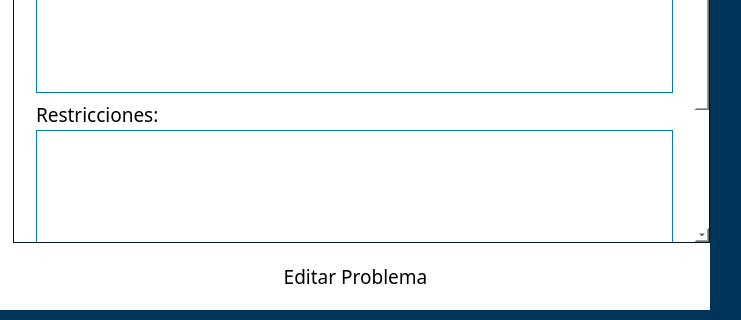
The window that Simplex_Method_GUI/Objetive.ui (Jafethivy/Simplex_Method_GUI) describes before a commit, drawn with Qt 5; both pictures show x 0 to 741 and y 171 to 491 of the 741 by 491 pixel window.
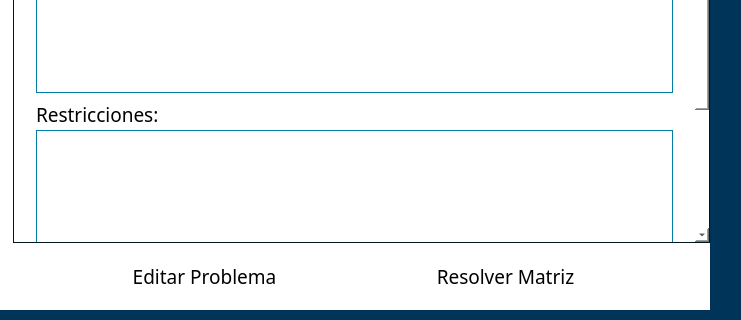
The same window after the commit.

```diff
--- a/Simplex_Method_GUI/Objetive.ui
+++ b/Simplex_Method_GUI/Objetive.ui
@@ -173,7 +173,7 @@
        </property>
        <property name="sizeHint" stdset="0">
         <size>
-         <width>20</width>
+         <width>705</width>
          <height>13</height>
         </size>
        </property>
@@ -582,7 +582,7 @@
        </property>
        <property name="sizeHint" stdset="0">
         <size>
-         <width>20</width>
+         <width>705</width>
          <height>13</height>
         </size>
        </property>
@@ -590,6 +590,9 @@
      </item>
      <item>
       <layout class="QHBoxLayout" name="horizontalLayout_6">
+       <property name="spacing">
+        <number>0</number>
+       </property>
        <item>
         <spacer name="horizontalSpacer_2">
          <property name="orientation">
@@ -660,6 +663,63 @@
          </property>
         </spacer>
        </item>
+       <item>
+        <widget class="QPushButton" name="Solve_button">
+         <property name="minimumSize">
+          <size>
+           <width>191</width>
+           <height>41</height>
+          </size>
+         </property>
+         <property name="maximumSize">
+          <size>
+           <width>191</width>
+           <height>41</height>
+          </size>
+         </property>
+         <property name="font">
+          <font>
+           <family>Candara</family>
+           <pointsize>14</pointsize>
+          </font>
+         </property>
+         <property name="styleSheet">
+          <string notr="true">QPushButton {
+    background-color: qlineargradient(x1:0 y1:0, x2:0 y2:1,
+        stop:0 #00A7E1, stop:1 #00A7E1);
+    border: none;
+    border-radius: 6px;
+    padding: 10px;
+}
+
+QPushButton:hover {
+    background-color: qlineargradient(x1:0 y1:0, x2:0 y2:1,
+        stop:0 #0AC2FF, stop:1 #0AC2FF);
+}
+
+QPushButton:pressed {
+    background-color: qlineargradient(x1:0 y1:0, x2:0 y2:1,
+        stop:0 #0099CC, stop:1 #0099CC);
+}</string>
+         </property>
+         <property name="text">
+          <string>Resolver Matriz</string>
+         </property>
+        </widget>
+       </item>
+       <item>
+        <spacer name="horizontalSpacer_10">
+         <property name="orientation">
+          <enum>Qt::Orientation::Horizontal</enum>
+         </property>
+         <property name="sizeHint" stdset="0">
+          <size>
+           <width>40</width>
+           <height>20</height>
+          </size>
+         </property>
+        </spacer>
+       </item>
       </layout>
      </item>
      <item>
@@ -672,7 +732,7 @@
        </property>
        <property name="sizeHint" stdset="0">
         <size>
-         <width>20</width>
+         <width>705</width>
          <height>13</height>
         </size>
        </property>
```
Left out of the diff: 8 changed lines with no effect on the pictures.
